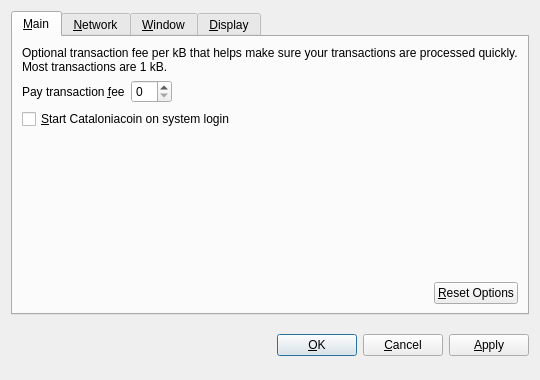
Old version of the form src/qt/forms/optionsdialog.ui in the repository cataloniacurrency/cataloniacoinv2.
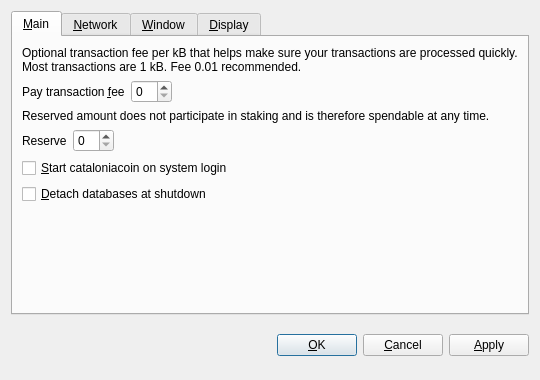
New version of the form. Custom widgets are drawn as their Qt base class.

Diff of the .ui file:
```diff
--- a/src/qt/forms/optionsdialog.ui
+++ b/src/qt/forms/optionsdialog.ui
@@ -33,7 +33,7 @@
        <item>
         <widget class="QLabel" name="transactionFeeInfoLabel">
          <property name="text">
-          <string>Optional transaction fee per kB that helps make sure your transactions are processed quickly. Most transactions are 1 kB.</string>
+          <string>Optional transaction fee per kB that helps make sure your transactions are processed quickly. Most transactions are 1 kB. Fee 0.01 recommended.</string>
          </property>
          <property name="textFormat">
           <enum>Qt::PlainText</enum>
@@ -62,7 +62,53 @@
           <widget class="BitcoinAmountField" name="transactionFee"/>
          </item>
          <item>
-          <spacer name="horizontalSpacer_1_Main">
+          <spacer name="horizontalSpacerFee">
+           <property name="orientation">
+            <enum>Qt::Horizontal</enum>
+           </property>
+           <property name="sizeHint" stdset="0">
+            <size>
+             <width>40</width>
+             <height>20</height>
+            </size>
+           </property>
+          </spacer>
+         </item>
+        </layout>
+       </item>
+       <item>
+        <widget class="QLabel" name="reserveBalanceInfoLabel">
+         <property name="text">
+          <string>Reserved amount does not participate in staking and is therefore spendable at any time.</string>
+         </property>
+         <property name="textFormat">
+          <enum>Qt::PlainText</enum>
+         </property>
+         <property name="wordWrap">
+          <bool>true</bool>
+         </property>
+        </widget>
+       </item>
+       <item>
+        <layout class="QHBoxLayout" name="horizontalLayoutReserveBalance">
+         <item>
+          <widget class="QLabel" name="reserveBalanceLabel">
+           <property name="text">
+            <string>Reserve</string>
+           </property>
+           <property name="textFormat">
+            <enum>Qt::PlainText</enum>
+           </property>
+           <property name="buddy">
+            <cstring>reserveBalance</cstring>
+           </property>
+          </widget>
+         </item>
+         <item>
+          <widget class="BitcoinAmountField" name="reserveBalance"/>
+         </item>
+         <item>
+          <spacer name="horizontalSpacerReserveBalance">
            <property name="orientation">
             <enum>Qt::Horizontal</enum>
            </property>
@@ -82,7 +128,17 @@
           <string>Automatically start Cataloniacoin after logging in to the system.</string>
          </property>
          <property name="text">
-          <string>&amp;Start Cataloniacoin on system login</string>
+          <string>&amp;Start cataloniacoin on system login</string>
+         </property>
+        </widget>
+       </item>
+       <item>
+        <widget class="QCheckBox" name="detachDatabases">
+         <property name="toolTip">
+          <string>Detach block and address databases at shutdown. This means they can be moved to another data directory, but it slows down shutdown. The wallet is always detached.</string>
+         </property>
+         <property name="text">
+          <string>&amp;Detach databases at shutdown</string>
          </property>
         </widget>
        </item>
@@ -99,36 +155,6 @@
          </property>
         </spacer>
        </item>
-       <item>
-        <layout class="QHBoxLayout" name="horizontalLayout_2_Main">
-         <item>
-          <spacer name="horizontalSpacer_2_Main">
-           <property name="orientation">
-            <enum>Qt::Horizontal</enum>
-           </property>
-           <property name="sizeHint" stdset="0">
-            <size>
-             <width>40</width>
-             <height>20</height>
-            </size>
-           </property>
-          </spacer>
-         </item>
-         <item>
-          <widget class="QPushButton" name="resetButton">
-           <property name="toolTip">
-            <string>Reset all client options to default.</string>
-           </property>
-           <property name="text">
-            <string>&amp;Reset Options</string>
-           </property>
-           <property name="autoDefault">
-            <bool>false</bool>
-           </property>
-          </widget>
-         </item>
-        </layout>
-       </item>
       </layout>
      </widget>
      <widget class="QWidget" name="tabNetwork">
```
Left out of the diff: 12 changed lines with no effect on the pictures.
